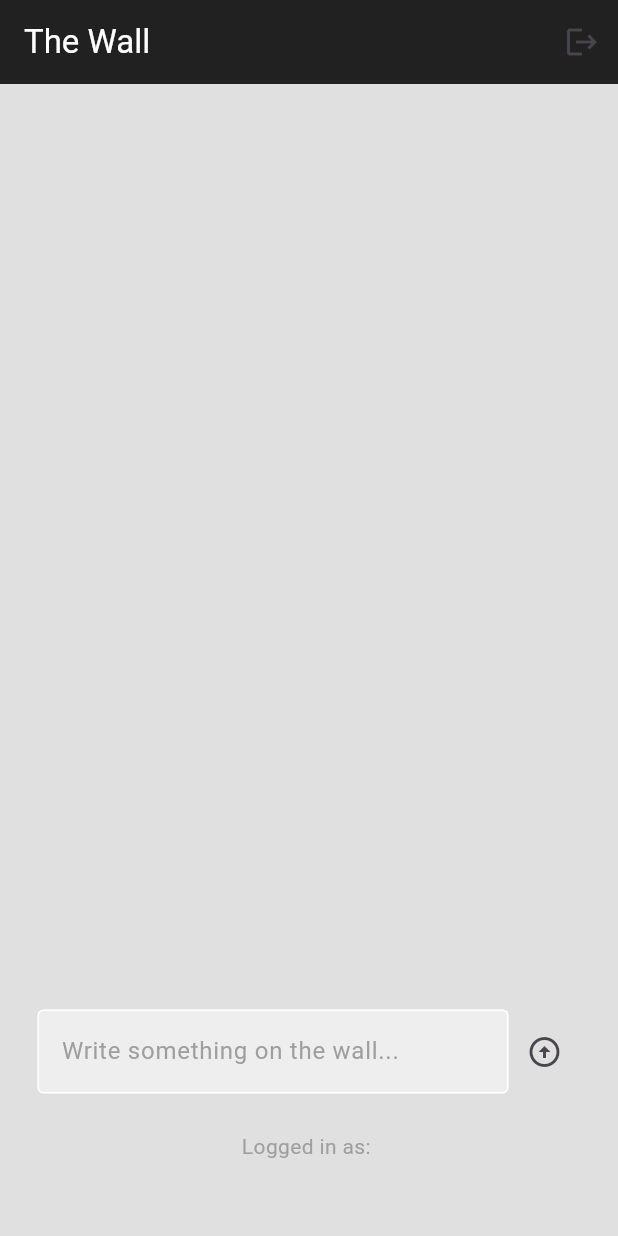
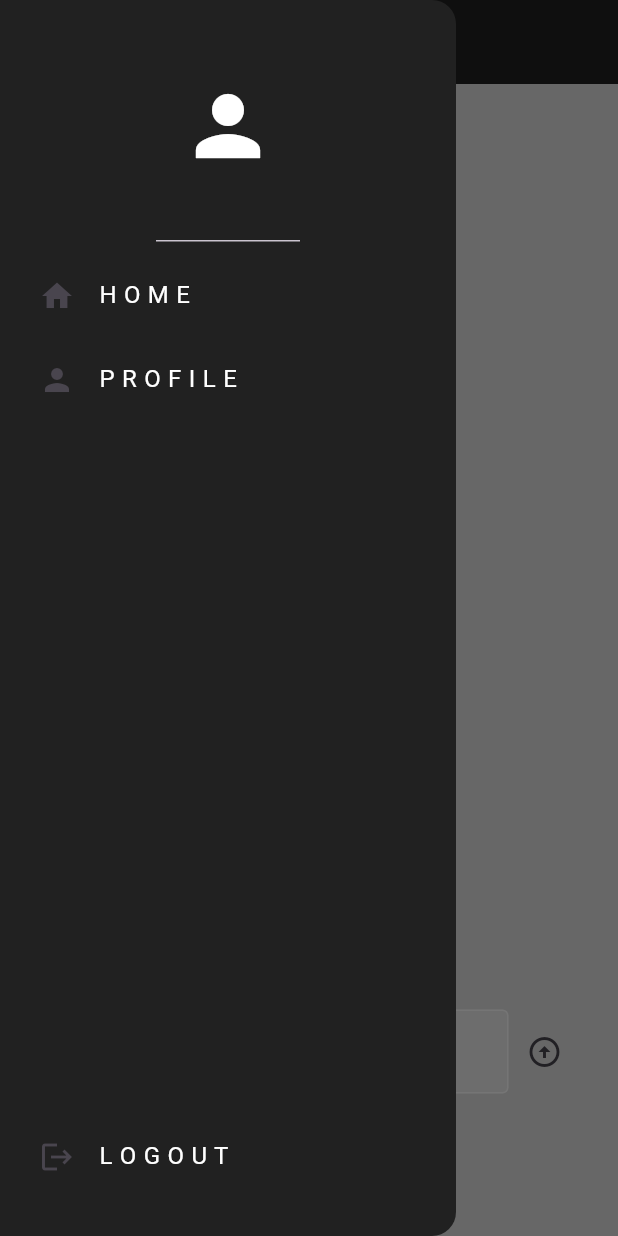
Before and after one commit to DarrenJPotts/flutter_the_wall_social_media, a Flutter app: the screen it shows once a user with an empty profile is signed in, with the side drawer open (before the commit the screen has no drawer), on a phone screen of 412 x 824 dp. Run offline on Flutter 3.47's test engine with Material 2 defaults, Android fonts, the phone set to English and light mode, and no system bars; our stand-ins replace cloud_firestore, firebase_auth, firebase_core; accounts and stored records are empty.

Commit message:
Drawer and start profile

```diff
--- a/the_wall/lib/screens/home_screen.dart
+++ b/the_wall/lib/screens/home_screen.dart
@@ -1,6 +1,8 @@
 import 'package:cloud_firestore/cloud_firestore.dart';
 import 'package:firebase_auth/firebase_auth.dart';
 import 'package:flutter/material.dart';
+import 'package:the_wall/screens/profile_screen.dart';
+import 'package:the_wall/widgets/main_drawer.dart';
 import 'package:the_wall/widgets/text_field.dart';
 import 'package:the_wall/widgets/wall_post.dart';
 
@@ -15,7 +17,7 @@ class _HomeScreenState extends State<HomeScreen> {
   // get current user
   final currentUser = FirebaseAuth.instance.currentUser!;
 
-  TextEditingController _textController = TextEditingController();
+  final TextEditingController _textController = TextEditingController();
 
   // sign out user
   void _signOut() {
@@ -39,6 +41,13 @@ class _HomeScreenState extends State<HomeScreen> {
     }
   }
 
+  void _goToProfileScreen() {
+    Navigator.of(context).pop();
+
+    Navigator.of(context)
+        .push(MaterialPageRoute(builder: (context) => const ProfileScreen()));
+  }
+
   @override
   Widget build(BuildContext context) {
     return Scaffold(
@@ -50,12 +59,11 @@ class _HomeScreenState extends State<HomeScreen> {
             color: Colors.white,
           ),
         ),
-        actions: [
-          IconButton(
-            onPressed: _signOut,
-            icon: const Icon(Icons.logout),
-          )
-        ],
+        iconTheme: const IconThemeData(color: Colors.white),
+      ),
+      drawer: MainDrawer(
+        onProfileTap: _goToProfileScreen,
+        onLogoutTap: _signOut,
       ),
       backgroundColor: Colors.grey[300],
       body: Column(
--- a/the_wall/lib/widgets/button.dart
+++ b/the_wall/lib/widgets/button.dart
@@ -11,7 +11,7 @@ class AppButton extends StatelessWidget {
     return GestureDetector(
       onTap: onTap,
       child: Container(
-        padding: EdgeInsets.all(25),
+        padding: const EdgeInsets.all(25),
         decoration: BoxDecoration(
           color: Colors.black,
           borderRadius: BorderRadius.circular(8),
--- /dev/null
+++ b/the_wall/lib/widgets/drawer_tile.dart
@@ -0,0 +1,26 @@
+import 'package:flutter/material.dart';
+
+class DrawerTile extends StatelessWidget {
+  const DrawerTile(
+      {super.key, required this.icon, required this.text, required this.onTap});
+
+  final Icon icon;
+  final String text;
+  final void Function() onTap;
+  @override
+  Widget build(BuildContext context) {
+    return Padding(
+      padding: const EdgeInsets.only(left: 10),
+      child: ListTile(
+        onTap: onTap,
+        leading: icon,
+        title: Text(
+          text,
+          style: const TextStyle(
+            color: Colors.white,
+          ),
+        ),
+      ),
+    );
+  }
+}
--- /dev/null
+++ b/the_wall/lib/widgets/main_drawer.dart
@@ -0,0 +1,54 @@
+import 'package:flutter/material.dart';
+
+import 'drawer_tile.dart';
+
+class MainDrawer extends StatelessWidget {
+  const MainDrawer(
+      {super.key, required this.onProfileTap, required this.onLogoutTap});
+
+  final void Function() onProfileTap;
+  final void Function() onLogoutTap;
+
+  @override
+  Widget build(BuildContext context) {
+    return Drawer(
+      backgroundColor: Colors.grey[900],
+      child: Column(
+        children: [
+          const DrawerHeader(
+            child: Icon(
+              Icons.person,
+              color: Colors.white,
+              size: 64,
+            ),
+          ),
+          DrawerTile(
+            icon: const Icon(Icons.home),
+            text: "H O M E",
+            onTap: () {
+              Navigator.pop(context);
+            },
+          ),
+          DrawerTile(
+            icon: const Icon(Icons.person),
+            text: "P R O F I L E",
+            onTap: () {
+              Navigator.pop(context);
+            },
+          ),
+          const Spacer(),
+          Padding(
+            padding: const EdgeInsets.only(bottom: 25),
+            child: DrawerTile(
+              icon: const Icon(Icons.logout),
+              text: "L O G O U T",
+              onTap: () {
+                Navigator.pop(context);
+              },
+            ),
+          )
+        ],
+      ),
+    );
+  }
+}
```
Also changed, not shown: the_wall/lib/screens/profile_screen.dart (added, +39 -0 lines).
